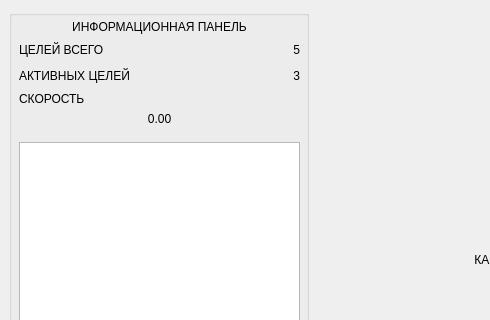
First picture: the form in src/UBoatCVSWorkstation/mainwindow.ui, repository valabsoft/UBoatCVS, before the edit; both pictures show x 0 to 490 and y 0 to 320 of the 800 by 600 pixel window.
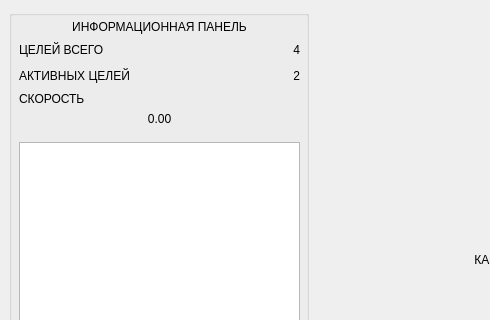
Second picture: the form after the edit.

Patch:
```diff
--- a/src/UBoatCVSWorkstation/mainwindow.ui
+++ b/src/UBoatCVSWorkstation/mainwindow.ui
@@ -327,7 +327,7 @@
     <property name="title">
      <string/>
     </property>
-    <widget class="QWidget" name="">
+    <widget class="QWidget" name="layoutWidget">
      <property name="geometry">
       <rect>
        <x>10</x>
@@ -384,7 +384,7 @@
            </size>
           </property>
           <property name="text">
-           <string>5</string>
+           <string>4</string>
           </property>
           <property name="alignment">
            <set>Qt::AlignmentFlag::AlignRight|Qt::AlignmentFlag::AlignTrailing|Qt::AlignmentFlag::AlignVCenter</set>
@@ -427,7 +427,7 @@
            </size>
           </property>
           <property name="text">
-           <string>3</string>
+           <string>2</string>
           </property>
           <property name="alignment">
            <set>Qt::AlignmentFlag::AlignRight|Qt::AlignmentFlag::AlignTrailing|Qt::AlignmentFlag::AlignVCenter</set>
```
Left out of the diff: 6 changed lines with no effect on the pictures.
